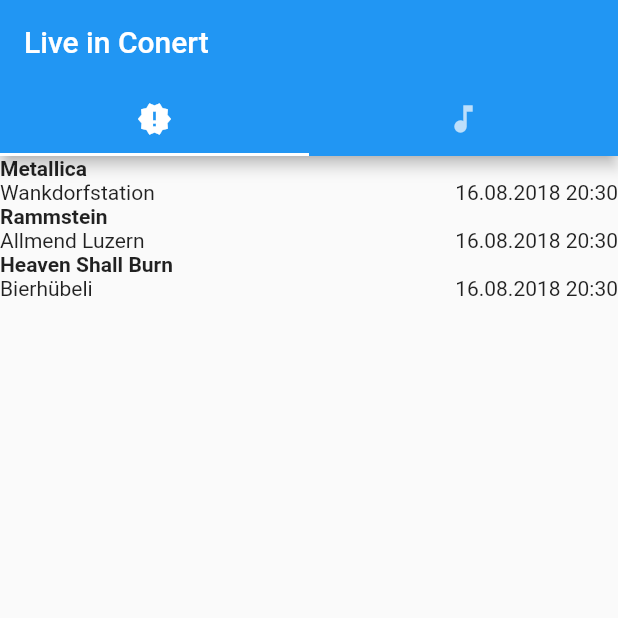
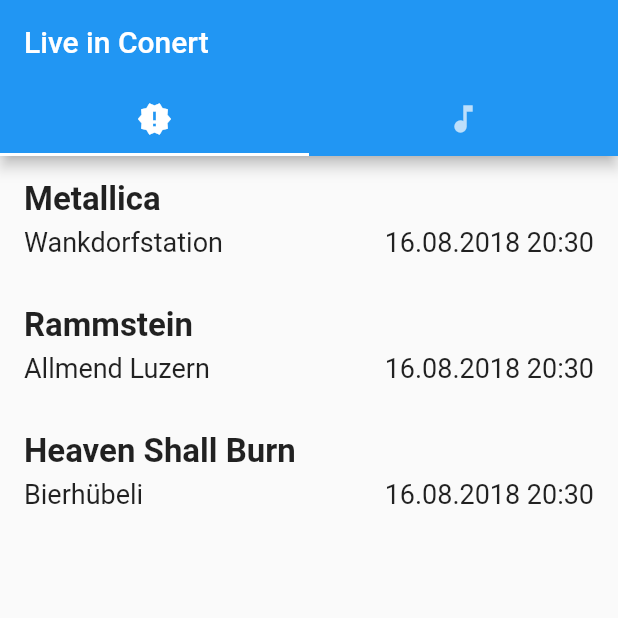
Before and after one commit to fotcorn/liveinconcert-mobile-app, a Flutter app: the screen it shows after launch, on a phone screen of 412 x 824 dp, the top half of it. Run offline on Flutter 3.47's test engine with Material 2 defaults, Android fonts, the phone set to English and light mode, and no system bars; our stand-ins replace firebase_messaging; accounts and stored records are empty.

Commit message:
enhanced concert rendering

```diff
--- a/lib/new_concerts.dart
+++ b/lib/new_concerts.dart
@@ -33,22 +33,34 @@ class _NewConcertsState extends State<NewConcerts> {
       itemCount: this.concerts.length,
       itemBuilder: (context, index) {
         final concert = this.concerts[index];
-        return Column(
+        return Container(
+          padding: EdgeInsets.all(16.0),
+          child: Column(
             children: [
-            Text(
+              Container(
+                padding: EdgeInsets.only(bottom: 5.0),
+                child: Text(
                   concert.artist,
-              style: TextStyle(fontWeight: FontWeight.bold),
+                  style: TextStyle(fontWeight: FontWeight.bold, fontSize: 22.0),
+                ),
               ),
               Row(
                 children: [
-                Text(concert.location),
-                Text(formatter.format(concert.dateTime)),
+                  Text(
+                    concert.location,
+                    style: TextStyle(fontSize: 18.0)
+                  ),
+                  Text(
+                    formatter.format(concert.dateTime),
+                    style: TextStyle(fontSize: 18.0)
+                  ),
                 ],
                 mainAxisAlignment: MainAxisAlignment.spaceBetween,
               ),
 
             ],
             crossAxisAlignment: CrossAxisAlignment.start,
+          )
         );
       }
     );
```
Lines whose indentation alone changed are shown as unchanged.
